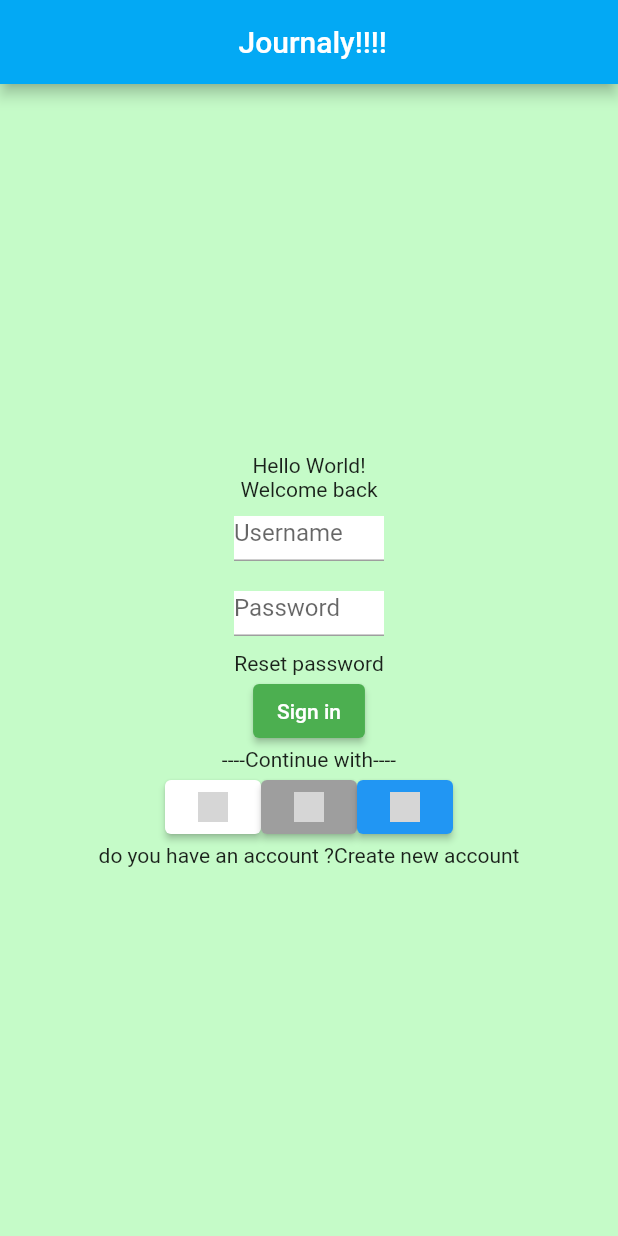
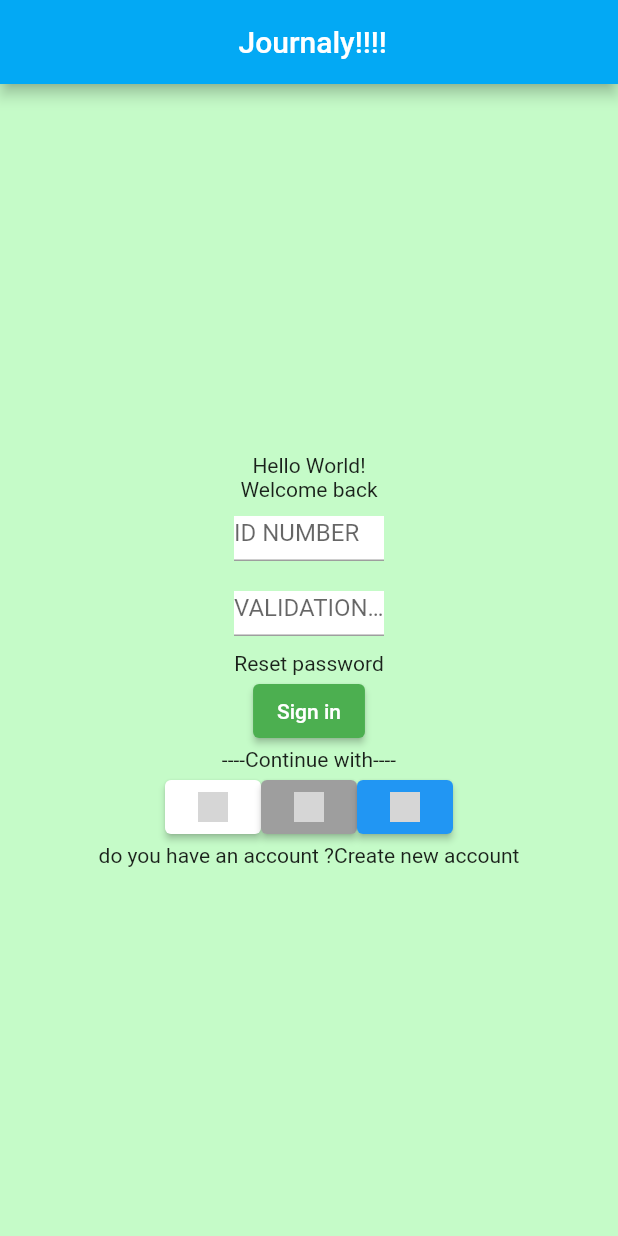
Before and after one commit to 4shahad/AmeenApp, a Flutter app: the screen it shows after launch, on a phone screen of 412 x 824 dp. Run offline on Flutter 3.47's test engine with Material 2 defaults, Android fonts, the phone set to English and light mode, and no system bars; grey boxes are pictures that could not be loaded.

Commit message:
change in log in page

```diff
--- a/lib/login.dart
+++ b/lib/login.dart
@@ -15,7 +15,7 @@ class Login extends StatelessWidget {
           margin: EdgeInsets.all(10),
           color: Colors.white,
           child: TextField(
-            decoration: InputDecoration(hintText: "Username"),
+            decoration: InputDecoration(hintText: "ID NUMBER"),
           ),
         ),
         Container(
@@ -24,7 +24,7 @@ class Login extends StatelessWidget {
           margin: EdgeInsets.all(10),
           color: Colors.white,
           child: TextField(
-            decoration: InputDecoration(hintText: 'Password'),
+            decoration: InputDecoration(hintText: 'VALIDATION NUMBER'),
           ),
         ),
         Text('Reset password'),
```
